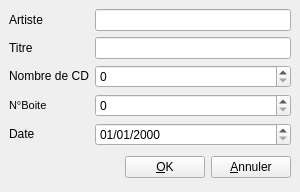
pol51/GLst, file Code/ui/Zik.ui: the form before one commit.
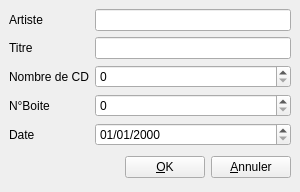
The form after the commit. Icons and pictures are not drawn.

```diff
--- a/Code/ui/Zik.ui
+++ b/Code/ui/Zik.ui
@@ -67,7 +67,7 @@
      <item row="4" column="0" >
       <widget class="QLabel" name="label_2_3_2" >
        <property name="text" >
-        <string>&lt;html>&lt;head>&lt;meta name="qrichtext" content="1" />&lt;/head>&lt;body style=" white-space: pre-wrap; font-family:MS Shell Dlg; font-weight:400; font-style:normal; text-decoration:none;">&lt;p style=" margin-top:0px; margin-bottom:0px; margin-left:0px; margin-right:0px; -qt-block-indent:0; text-indent:0px;">Date&lt;/p>&lt;/body>&lt;/html></string>
+        <string>Date</string>
        </property>
       </widget>
      </item>
@@ -87,14 +87,14 @@
      <item row="2" column="0" >
       <widget class="QLabel" name="label_2_3" >
        <property name="text" >
-        <string>&lt;html>&lt;head>&lt;meta name="qrichtext" content="1" />&lt;/head>&lt;body style=" white-space: pre-wrap; font-family:MS Shell Dlg; font-weight:400; font-style:normal; text-decoration:none;">&lt;p style=" margin-top:0px; margin-bottom:0px; margin-left:0px; margin-right:0px; -qt-block-indent:0; text-indent:0px;">Nombre de CD&lt;/p>&lt;/body>&lt;/html></string>
+        <string>Nombre de CD</string>
        </property>
       </widget>
      </item>
      <item row="3" column="0" >
       <widget class="QLabel" name="label_2_4" >
        <property name="text" >
-        <string>&lt;html>&lt;head>&lt;meta name="qrichtext" content="1" />&lt;/head>&lt;body style=" white-space: pre-wrap; font-family:MS Shell Dlg; font-size:8.25pt; font-weight:400; font-style:normal; text-decoration:none;">&lt;p style=" margin-top:0px; margin-bottom:0px; margin-left:0px; margin-right:0px; -qt-block-indent:0; text-indent:0px;">N°Boite&lt;/p>&lt;/body>&lt;/html></string>
+        <string>N°Boite</string>
        </property>
       </widget>
      </item>
```
Left out of the diff: 17 changed lines with no effect on the pictures.
